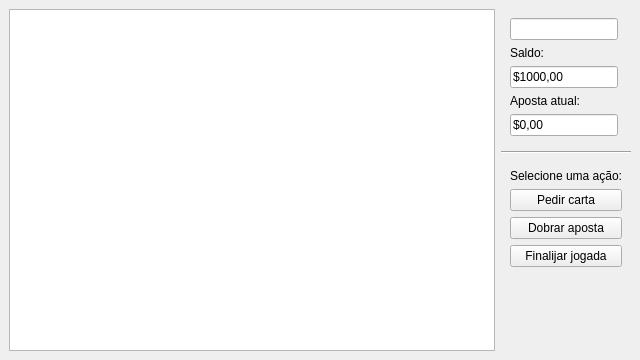
First picture: the form in BlackJack/InterfaceGrafica/mainwindow.ui, repository gianricardo/prog3, before the edit.
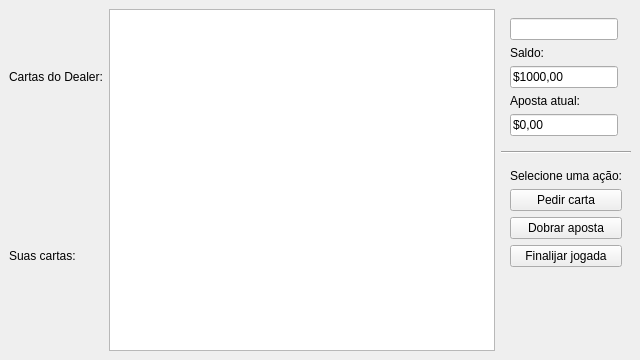
Second picture: the form after the edit.

Patch:
```diff
--- a/BlackJack/InterfaceGrafica/mainwindow.ui
+++ b/BlackJack/InterfaceGrafica/mainwindow.ui
@@ -2,6 +2,9 @@
 <ui version="4.0">
  <class>MainWindow</class>
  <widget class="QMainWindow" name="MainWindow">
+  <property name="windowModality">
+   <enum>Qt::NonModal</enum>
+  </property>
   <property name="geometry">
    <rect>
     <x>0</x>
@@ -18,7 +21,7 @@
   </property>
   <widget class="QWidget" name="centralwidget">
    <layout class="QGridLayout" name="gridLayout_2">
-    <item row="0" column="1">
+    <item row="0" column="2">
      <widget class="QFrame" name="placarw">
       <property name="enabled">
        <bool>true</bool>
@@ -80,7 +83,7 @@
       </layout>
      </widget>
     </item>
-    <item row="2" column="1">
+    <item row="2" column="2">
      <widget class="QWidget" name="acaow" native="true">
       <layout class="QVBoxLayout" name="verticalLayout">
        <item>
@@ -127,20 +130,34 @@
       </layout>
      </widget>
     </item>
-    <item row="0" column="0" rowspan="3">
+    <item row="0" column="1" rowspan="3">
      <widget class="QGraphicsView" name="graphicsView">
       <property name="styleSheet">
        <string notr="true">graphicsView{ background:rgb(0, 128, 0)}</string>
       </property>
      </widget>
     </item>
-    <item row="1" column="1">
+    <item row="1" column="2">
      <widget class="Line" name="line">
       <property name="orientation">
        <enum>Qt::Horizontal</enum>
       </property>
      </widget>
     </item>
+    <item row="0" column="0">
+     <widget class="QLabel" name="label_4">
+      <property name="text">
+       <string>Cartas do Dealer:</string>
+      </property>
+     </widget>
+    </item>
+    <item row="2" column="0">
+     <widget class="QLabel" name="label_5">
+      <property name="text">
+       <string>Suas cartas:</string>
+      </property>
+     </widget>
+    </item>
    </layout>
   </widget>
   <action name="actionhit">
```
